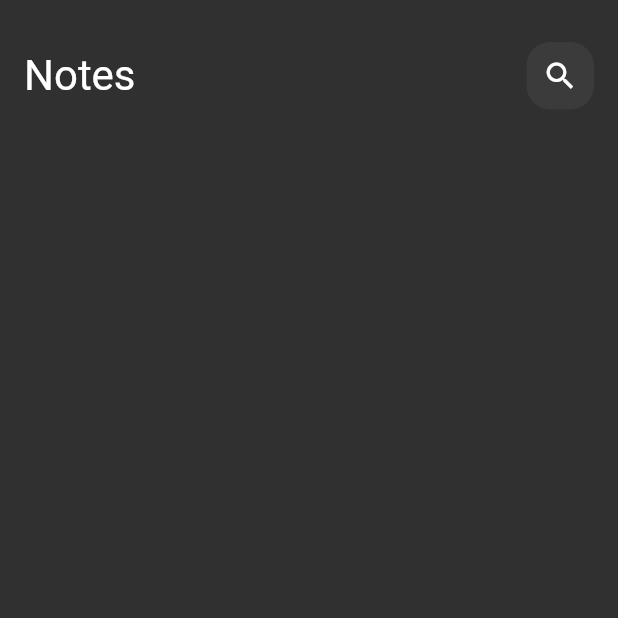
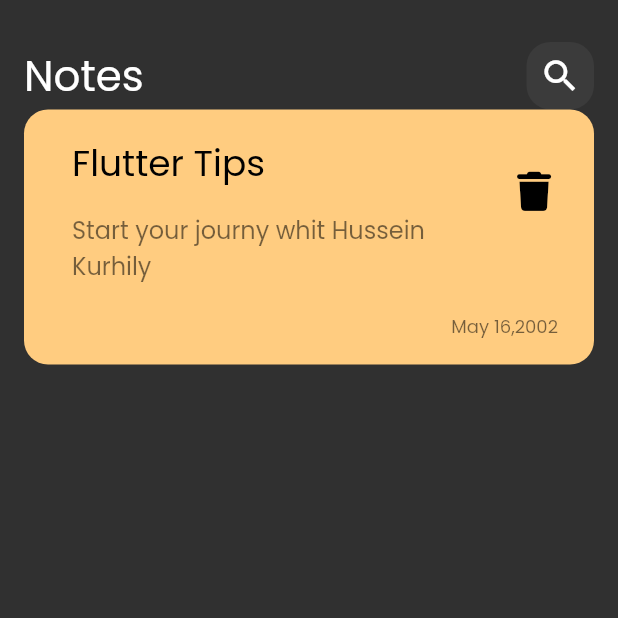
Before and after one commit to Hussein-Kurhily/Notes-App, a Flutter app: the screen it shows after launch, on a phone screen of 412 x 824 dp, the top half of it. Run offline on Flutter 3.47's test engine with Material 2 defaults, Android fonts, the phone set to English and light mode, and no system bars; our stand-ins replace font_awesome_flutter.

Commit message:
Create custom note item

```diff
--- a/lib/main.dart
+++ b/lib/main.dart
@@ -13,6 +13,7 @@ class NotesApp extends StatelessWidget {
       debugShowCheckedModeBanner: false,
       theme: ThemeData(
         brightness: Brightness.dark,
+        fontFamily: 'Poppins',
       ),
       home:const NotesView(),
     );
--- a/lib/views/Widgets/custom_icon_search.dart
+++ b/lib/views/Widgets/custom_icon_search.dart
@@ -13,7 +13,7 @@ class CustomSearchIcon extends StatelessWidget {
         color: Colors.white.withOpacity(0.05),
       ),
       child:const Center(
-        child: Icon(Icons.search)
+        child: Icon(Icons.search,size: 28)
         ,
       ),
     );
--- /dev/null
+++ b/lib/views/Widgets/custom_note_item.dart
@@ -0,0 +1,59 @@
+import 'package:flutter/material.dart';
+import 'package:font_awesome_flutter/font_awesome_flutter.dart';
+
+class NoteItem extends StatelessWidget {
+  const NoteItem({Key? key}) : super(key: key);
+
+  @override
+  Widget build(BuildContext context) {
+    return Container(
+      decoration: BoxDecoration(
+          borderRadius: BorderRadius.circular(16), color: Color(0xffFFCC80)),
+      child: Column(
+        crossAxisAlignment: CrossAxisAlignment.end,
+        children: [
+          Padding(
+            padding: const EdgeInsets.only(
+              top: 14,
+              bottom: 16,
+              left: 16,
+
+            ),
+            child: Container(
+              child: ListTile(
+                title: const Text(
+                  'Flutter Tips',
+                  style: TextStyle(color: Colors.black,fontSize: 24,fontWeight: FontWeight.w500),
+                ),
+                subtitle: Padding(
+                  padding: const EdgeInsets.only(top: 14),
+                  child: const Text(
+                    'Start your journy whit Hussein Kurhily',
+                    style: TextStyle(color: Colors.black54, fontSize: 16),
+                  ),
+                ),
+                trailing: IconButton(
+                  onPressed: () {},
+                  icon: const Icon(FontAwesomeIcons.trash),
+                  iconSize: 26,
+                  color: Colors.black,
+
+                ),
+              ),
+            ),
+          ),
+          Padding(
+            padding: const EdgeInsets.only(right: 24,bottom: 16),
+            child: Text('May 16,2002',
+              style: TextStyle(
+                fontSize: 12,
+                color: Colors.black54,
+
+              ),
+            ),
+          )
+        ],
+      ),
+    );
+  }
+}
--- a/lib/views/notes_view.dart
+++ b/lib/views/notes_view.dart
@@ -1,26 +1,32 @@
 import 'package:flutter/material.dart';
 import 'Widgets/custom_icon_search.dart';
+import 'Widgets/custom_note_item.dart';
 
 class NotesView extends StatelessWidget {
   const NotesView({Key? key}) : super(key: key);
 
   @override
   Widget build(BuildContext context) {
-    return  Scaffold(
+    return Scaffold(
       body: Padding(
         padding: const EdgeInsets.symmetric(horizontal: 16),
         child: Column(
           children: [
-           const  SizedBox(
+            const SizedBox(
               height: 28,
             ),
             Row(
               children: const [
-                Text('Notes',style: TextStyle(fontSize: 28),),
+                Text(
+                  'Notes',
+                  style: TextStyle(fontSize: 28),
+                ),
                 Spacer(),
-                CustomSearchIcon()
+                CustomSearchIcon(),
               ],
-            )
+            ),
+            NoteItem(),
+
           ],
         ),
       ),
```
Also changed, not shown: pubspec.yaml (+6 -6 lines), lib/assets/fonts/Poppins-Regular.ttf (added), lib/constant/colors.dart (added), pubspec.lock.
